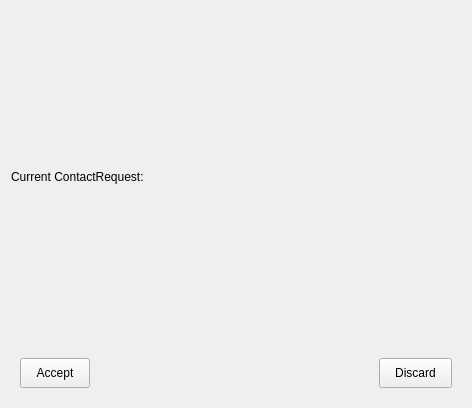
First picture: the form in contactrequestwidget.ui, repository savoirfairelinux/jami-client-windows, before the edit.
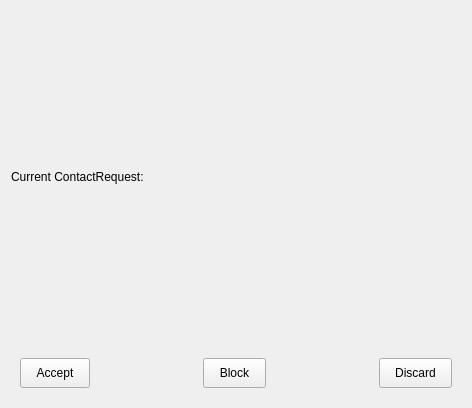
Second picture: the form after the edit.

Commit message: DRAFT block button

Diff of the .ui file:
```diff
--- a/contactrequestwidget.ui
+++ b/contactrequestwidget.ui
@@ -80,6 +80,36 @@
         </property>
        </spacer>
       </item>
+      <item>
+       <widget class="QPushButton" name="blockCRButton">
+        <property name="minimumSize">
+         <size>
+          <width>0</width>
+          <height>30</height>
+         </size>
+        </property>
+        <property name="styleSheet">
+         <string notr="true">padding-left: 15px;
+padding-right: 15px;</string>
+        </property>
+        <property name="text">
+         <string>Block</string>
+        </property>
+       </widget>
+      </item>
+      <item>
+       <spacer name="horizontalSpacer_2">
+        <property name="orientation">
+         <enum>Qt::Horizontal</enum>
+        </property>
+        <property name="sizeHint" stdset="0">
+         <size>
+          <width>40</width>
+          <height>20</height>
+         </size>
+        </property>
+       </spacer>
+      </item>
       <item>
        <widget class="QPushButton" name="discardCRButton">
         <property name="minimumSize">
```
The commit also changes 4 other files.
